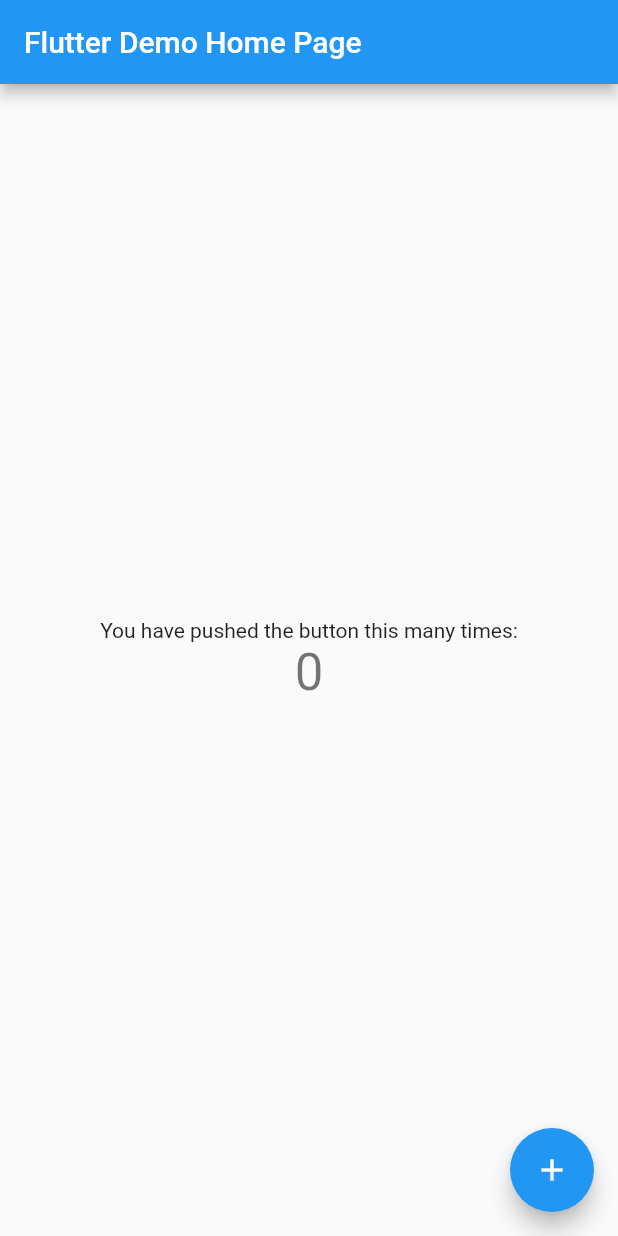
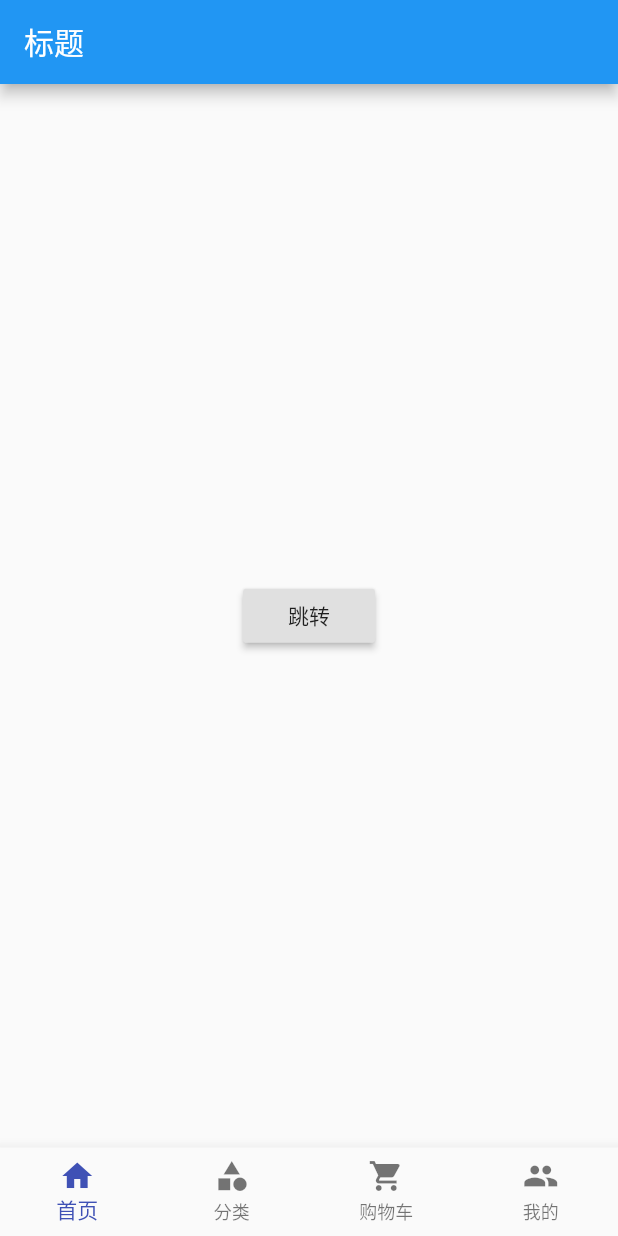
Before and after one commit to Terran-Marine/jdshop, a Flutter app: the screen it shows after launch, on a phone screen of 412 x 824 dp. Run offline on Flutter 3.47's test engine with Material 2 defaults, Android fonts, the phone set to English and light mode, and no system bars.

```diff
--- a/lib/main.dart
+++ b/lib/main.dart
@@ -1,117 +1,22 @@
 import 'package:flutter/material.dart';
+import 'pages/Tabs.dart';
+import 'package:jdshop/routers/router.dart';
 
 void main() {
   runApp(MyApp());
 }
 
-class MyApp extends StatelessWidget {
-  // This widget is the root of your application.
+class MyApp extends StatefulWidget {
+  @override
+  _MyAppState createState() => _MyAppState();
+}
+
+class _MyAppState extends State<MyApp> {
   @override
   Widget build(BuildContext context) {
     return MaterialApp(
-      title: 'Flutter Demo',
-      theme: ThemeData(
-        // This is the theme of your application.
-        //
-        // Try running your application with "flutter run". You'll see the
-        // application has a blue toolbar. Then, without quitting the app, try
-        // changing the primarySwatch below to Colors.green and then invoke
-        // "hot reload" (press "r" in the console where you ran "flutter run",
-        // or simply save your changes to "hot reload" in a Flutter IDE).
-        // Notice that the counter didn't reset back to zero; the application
-        // is not restarted.
-        primarySwatch: Colors.blue,
-        // This makes the visual density adapt to the platform that you run
-        // the app on. For desktop platforms, the controls will be smaller and
-        // closer together (more dense) than on mobile platforms.
-        visualDensity: VisualDensity.adaptivePlatformDensity,
-      ),
-      home: MyHomePage(title: 'Flutter Demo Home Page'),
+      initialRoute: '/',
+      onGenerateRoute: onGenerateRoute,
     );
   }
 }
-
-class MyHomePage extends StatefulWidget {
-  MyHomePage({Key key, this.title}) : super(key: key);
-
-  // This widget is the home page of your application. It is stateful, meaning
-  // that it has a State object (defined below) that contains fields that affect
-  // how it looks.
-
-  // This class is the configuration for the state. It holds the values (in this
-  // case the title) provided by the parent (in this case the App widget) and
-  // used by the build method of the State. Fields in a Widget subclass are
-  // always marked "final".
-
-  final String title;
-
-  @override
-  _MyHomePageState createState() => _MyHomePageState();
-}
-
-class _MyHomePageState extends State<MyHomePage> {
-  int _counter = 0;
-
-  void _incrementCounter() {
-    setState(() {
-      // This call to setState tells the Flutter framework that something has
-      // changed in this State, which causes it to rerun the build method below
-      // so that the display can reflect the updated values. If we changed
-      // _counter without calling setState(), then the build method would not be
-      // called again, and so nothing would appear to happen.
-      _counter++;
-    });
-  }
-
-  @override
-  Widget build(BuildContext context) {
-    // This method is rerun every time setState is called, for instance as done
-    // by the _incrementCounter method above.
-    //
-    // The Flutter framework has been optimized to make rerunning build methods
-    // fast, so that you can just rebuild anything that needs updating rather
-    // than having to individually change instances of widgets.
-    return Scaffold(
-      appBar: AppBar(
-        // Here we take the value from the MyHomePage object that was created by
-        // the App.build method, and use it to set our appbar title.
-        title: Text(widget.title),
-      ),
-      body: Center(
-        // Center is a layout widget. It takes a single child and positions it
-        // in the middle of the parent.
-        child: Column(
-          // Column is also a layout widget. It takes a list of children and
-          // arranges them vertically. By default, it sizes itself to fit its
-          // children horizontally, and tries to be as tall as its parent.
-          //
-          // Invoke "debug painting" (press "p" in the console, choose the
-          // "Toggle Debug Paint" action from the Flutter Inspector in Android
-          // Studio, or the "Toggle Debug Paint" command in Visual Studio Code)
-          // to see the wireframe for each widget.
-          //
-          // Column has various properties to control how it sizes itself and
-          // how it positions its children. Here we use mainAxisAlignment to
-          // center the children vertically; the main axis here is the vertical
-          // axis because Columns are vertical (the cross axis would be
-          // horizontal).
-          mainAxisAlignment: MainAxisAlignment.center,
-          children: <Widget>[
-            Text(
-              'You have pushed the button this many times:',
-            ),
-            Text(
-              '$_counter',
-              style: Theme.of(context).textTheme.headline4,
-            ),
-          ],
-        ),
-      ),
-      floatingActionButton: FloatingActionButton(
-        onPressed: _incrementCounter,
-        tooltip: 'Increment',
-        child: Icon(Icons.add),
-      ), // This trailing comma makes auto-formatting nicer for build methods.
-    );
-  }
-}
--- /dev/null
+++ b/lib/pages/Home.dart
@@ -0,0 +1,27 @@
+import 'package:flutter/material.dart';
+
+class HomePage extends StatefulWidget {
+  @override
+  _HomePageState createState() => _HomePageState();
+}
+
+class _HomePageState extends State<HomePage> {
+  @override
+  Widget build(BuildContext context) {
+    return Container(
+      child: Center(
+        child: Column(
+          mainAxisAlignment: MainAxisAlignment.center,
+          children: <Widget>[
+            RaisedButton(
+              child: Text("跳转"),
+              onPressed: (){
+                Navigator.pushNamed(context,'/search');
+              },
+            )
+          ],
+        ),
+      ),
+    );
+  }
+}
--- /dev/null
+++ b/lib/pages/Tabs.dart
@@ -0,0 +1,43 @@
+import 'package:flutter/material.dart';
+import 'package:jdshop/pages/Home.dart';
+import 'package:jdshop/pages/Category.dart';
+import 'package:jdshop/pages/Cart.dart';
+import 'package:jdshop/pages/User.dart';
+
+
+class Tabs extends StatefulWidget {
+  @override
+  _TabsState createState() => _TabsState();
+}
+
+class _TabsState extends State<Tabs> {
+  int _currentIndex=0;
+
+  List _PageList=[HomePage(),CategoryPage(),CartPage(),UserPage()];
+
+  @override
+  Widget build(BuildContext context) {
+    return Scaffold(
+      appBar: AppBar(
+        title: Text("标题"),
+      ),
+      body: _PageList[_currentIndex],
+      bottomNavigationBar: BottomNavigationBar(
+        fixedColor: Colors.indigo,
+        currentIndex: _currentIndex,
+        onTap: (index){
+          setState(() {
+            _currentIndex=index;
+          });
+        },
+        type: BottomNavigationBarType.fixed,
+        items: [
+          BottomNavigationBarItem(icon: Icon(Icons.home), title: Text("首页")),
+          BottomNavigationBarItem(icon: Icon(Icons.category), title: Text("分类")),
+          BottomNavigationBarItem(icon: Icon(Icons.shopping_cart), title: Text("购物车")),
+          BottomNavigationBarItem(icon: Icon(Icons.people), title: Text("我的")),
+        ],
+      ),
+    );
+  }
+}
--- /dev/null
+++ b/lib/routers/router.dart
@@ -0,0 +1,28 @@
+import 'package:flutter/material.dart';
+import 'package:jdshop/pages/Tabs.dart';
+import 'package:jdshop/pages/Search.dart';
+
+//配置路由
+final routes = {
+  '/': (context) => Tabs(),
+  '/search': (context) => SearchPage(),
+};
+
+//固定写法
+var onGenerateRoute = (settings) {
+// 统一处理
+  final String name = settings.name;
+  final Function pageContentBuilder = routes[name];
+  if (pageContentBuilder != null) {
+    if (settings.arguments != null) {
+      final Route route = MaterialPageRoute(
+          builder: (context) =>
+              pageContentBuilder(context, arguments: settings.arguments));
+      return route;
+    } else {
+      final Route route =
+          MaterialPageRoute(builder: (context) => pageContentBuilder(context));
+      return route;
+    }
+  }
+};
```
Also changed, not shown: lib/pages/Cart.dart (added, +17 -0 lines), lib/pages/Category.dart (added, +17 -0 lines), lib/pages/Search.dart (added, +18 -0 lines), lib/pages/User.dart (added, +17 -0 lines).
